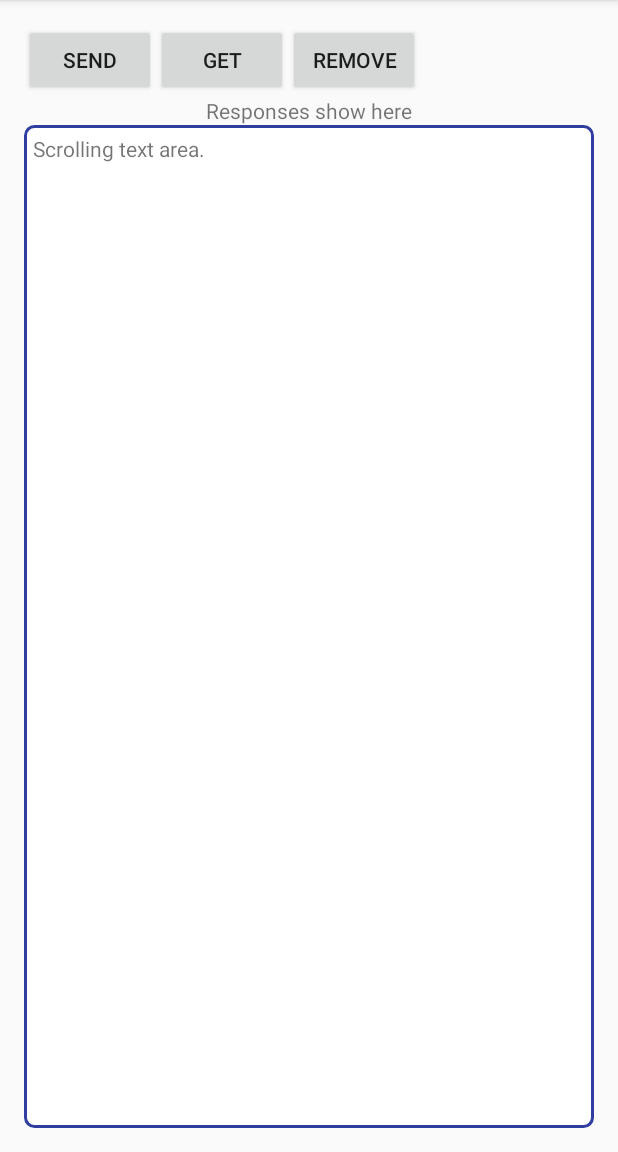
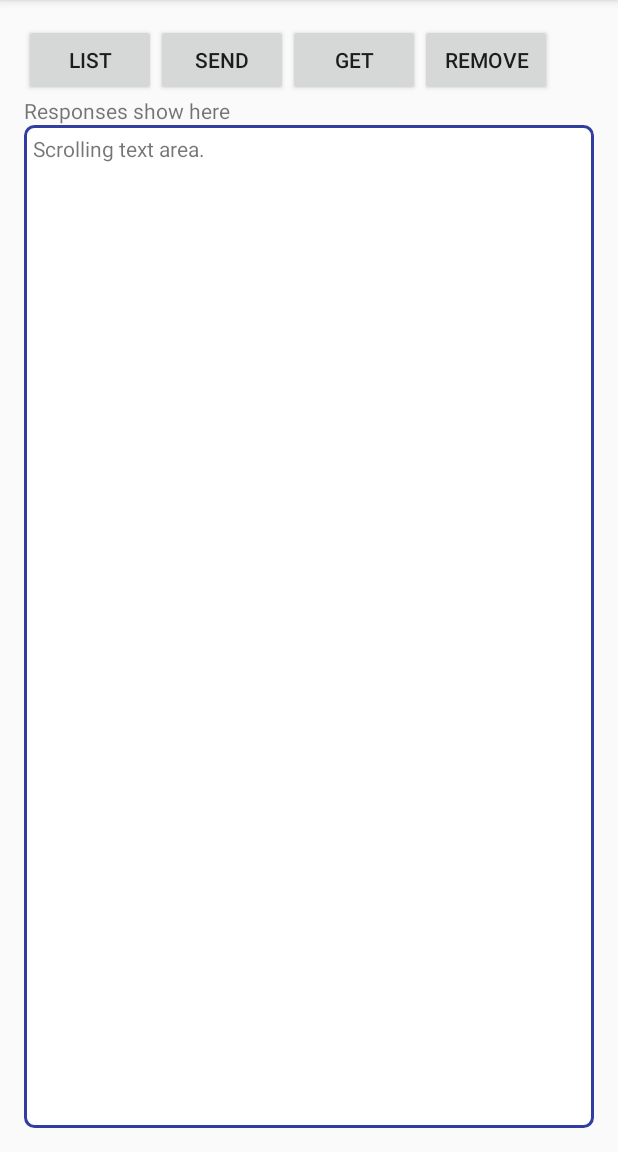
Before and after one commit to tigerfarm/OwlMessaging, an Android app: the screen it shows after launch (MainActivity), on a phone screen of 412 x 824 dp, the part 84-1236 px from its top. Run offline under Robolectric (Android 15) with nearby library versions, the phone set to English and light mode, and no system bars; pictures from the network do not load; 2 statements that could not run were skipped.

Commit message:
Add List button.

```diff
--- a/app/src/main/java/com/tfp/tfpsms/MainActivity.java
+++ b/app/src/main/java/com/tfp/tfpsms/MainActivity.java
@@ -41,17 +41,19 @@ public class MainActivity extends AppCompatActivity implements View.OnClickListe
     // https://developer.android.com/reference/android/widget/TextView.html
     private TextView textString;
     private TextView textScrollBox;
-    private Button asynchronousGet, synchronousGet, asynchronousPOST;
+    private Button listPhoneNumbers, asynchronousGet, synchronousGet, asynchronousPOST;
 
     @Override
     protected void onCreate(Bundle savedInstanceState) {
         super.onCreate(savedInstanceState);
         setContentView(R.layout.activity_main);
 
+        listPhoneNumbers = (Button) findViewById(R.id.listPhoneNumbers);
         asynchronousGet = (Button) findViewById(R.id.asynchronousGet);
         synchronousGet = (Button) findViewById(R.id.synchronousGet);
         asynchronousPOST = (Button) findViewById(R.id.asynchronousPost);
 
+        listPhoneNumbers.setOnClickListener(this);
         asynchronousGet.setOnClickListener(this);
         synchronousGet.setOnClickListener(this);
         asynchronousPOST.setOnClickListener(this);
@@ -71,6 +73,14 @@ public class MainActivity extends AppCompatActivity implements View.OnClickListe
         String requestUrl;
         String phoneNumber = "+16504837603";
         switch (view.getId()) {
+            case R.id.listPhoneNumbers:
+                try {
+                    textString.setText("+ Phone Number List");
+                    textScrollBox.setText("+ List not available, yet.");
+                } catch (Exception e) {
+                    e.printStackTrace();
+                }
+                break;
             case R.id.asynchronousGet:
                 try {
                     textString.setText("+ SMS send message to: " + phoneNumber);
--- a/app/src/main/res/layout/activity_main.xml
+++ b/app/src/main/res/layout/activity_main.xml
@@ -12,10 +12,17 @@
 
 
     <Button
+        android:id="@+id/listPhoneNumbers"
+        android:layout_width="wrap_content"
+        android:layout_height="wrap_content"
+        android:layout_alignParentTop="true"
+        android:text="List"/>
+
+    <Button
         android:id="@+id/asynchronousGet"
         android:layout_width="wrap_content"
         android:layout_height="wrap_content"
-        android:layout_alignParentTop="true"
+        android:layout_toRightOf="@+id/listPhoneNumbers"
         android:text="Send"/>
 
     <Button
@@ -36,7 +43,6 @@
         android:id="@+id/textString"
         android:layout_width="wrap_content"
         android:layout_height="wrap_content"
-        android:layout_centerHorizontal="true"
         android:layout_below="@+id/asynchronousPost"
         android:text="Responses show here"/>
 
```
